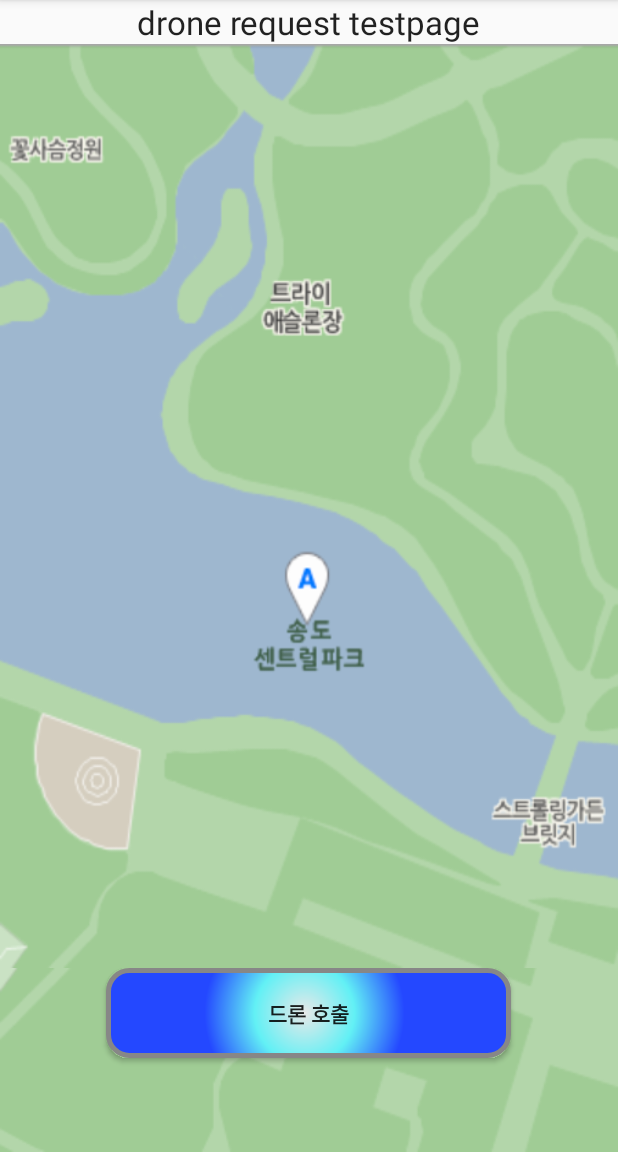
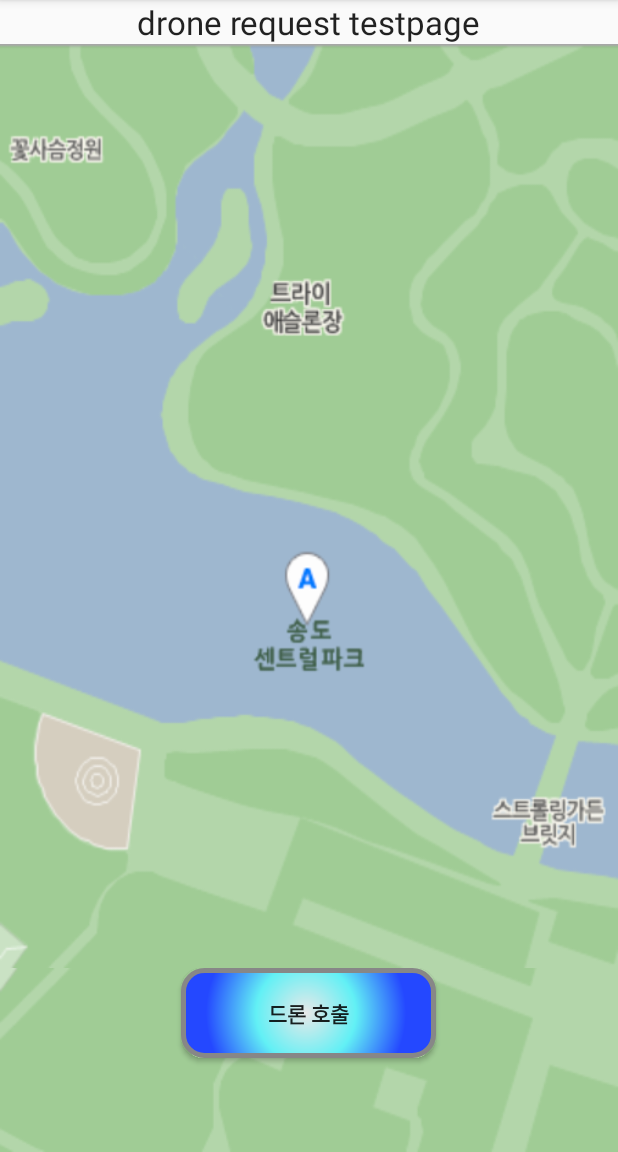
Before and after one commit to Kay20Kim/front_end1, an Android app: the screen it shows after launch (MainActivity), on a phone screen of 412 x 824 dp, the part 84-1236 px from its top. Run offline under Robolectric (Android 15) with nearby library versions, the phone set to English and light mode, and no system bars.

Commit message:
button screen

```diff
--- a/app/build.gradle
+++ b/app/build.gradle
@@ -32,4 +32,5 @@ dependencies {
     testImplementation 'junit:junit:4.12'
     androidTestImplementation 'androidx.test:runner:1.2.0'
     androidTestImplementation 'androidx.test.espresso:espresso-core:3.2.0'
+    implementation 'com.google.android.gms:play-services-maps:17.0.0'
 }
--- a/app/src/main/AndroidManifest.xml
+++ b/app/src/main/AndroidManifest.xml
@@ -17,5 +17,7 @@
             </intent-filter>
         </activity>
     </application>
-
+<uses-permission android:name="android.permission.CAMERA"></uses-permission>
+    <uses-permission android:name="android.permission.READ_EXTERNAL_STORAGE"></uses-permission>
+    <uses-permission android:name="android.permission.WRITE_EXTERNAL_STORAGE"></uses-permission>
 </manifest>
--- a/app/src/main/res/layout-land/ingview.xml
+++ b/app/src/main/res/layout-land/ingview.xml
@@ -13,11 +13,11 @@
     <LinearLayout
             android:orientation="vertical"
             android:layout_width="match_parent"
-            android:layout_height="match_parent" android:layout_weight="5"
+            android:layout_height="match_parent" android:layout_weight="4"
             android:background="@drawable/background_land2">
         <Button
                 android:text="드론 호출"
-                android:layout_width="wrap_content"
+                android:layout_width="170dp"
                 android:layout_height="wrap_content" android:id="@+id/button"
                 android:background="@drawable/button_background"
                 style="@style/Widget.AppCompat.Button" android:textStyle="bold"
--- a/app/src/main/res/layout/ingview.xml
+++ b/app/src/main/res/layout/ingview.xml
@@ -15,7 +15,7 @@
             android:layout_height="match_parent" android:layout_weight="5" android:background="@drawable/background2">
         <Button
                 android:text="드론 호출"
-                android:layout_width="wrap_content"
+                android:layout_width="170dp"
                 android:layout_height="wrap_content" android:id="@+id/button"
                 android:background="@drawable/button_background"
                 style="@style/Widget.AppCompat.Button" android:textStyle="bold"
```
Also changed, not shown: app/src/main/java/com/example/snapdrone_test1/MainActivity.kt (+6 -3 lines).
